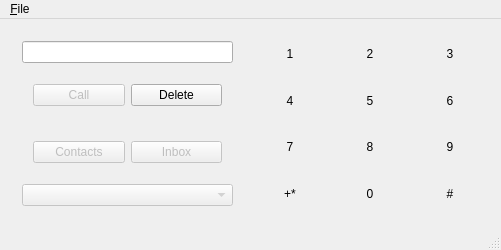
Before: the Qt Designer form src/MainWindow.ui in pratikmallya/qgvdial, drawn with Qt 5.
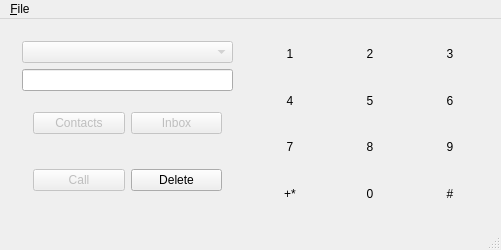
After: the same form once the commit is applied. Custom widgets are drawn as their Qt base class.

Commit message: -> Dial widget UI change: Drop down placement tries to match the phone dialer. -> sofia sip accounts may not all work like gizmo. Use the account name if I cannot find the number -> 10 pages history -> Don't abort immediately when getting new inbox items and I find an old item.

```diff
--- a/src/MainWindow.ui
+++ b/src/MainWindow.ui
@@ -275,9 +275,42 @@
       <item row="0" column="0">
        <widget class="QWidget" name="wgtDisplay" native="true">
         <layout class="QVBoxLayout" name="verticalLayout">
+         <item>
+          <widget class="QComboBox" name="cbDialMethod">
+           <property name="enabled">
+            <bool>false</bool>
+           </property>
+          </widget>
+         </item>
          <item>
           <widget class="QLineEdit" name="edNumber"/>
          </item>
+         <item>
+          <widget class="QWidget" name="widget_4" native="true">
+           <layout class="QHBoxLayout" name="horizontalLayout_3">
+            <item>
+             <widget class="QPushButton" name="btnContacts">
+              <property name="enabled">
+               <bool>false</bool>
+              </property>
+              <property name="text">
+               <string>Contacts</string>
+              </property>
+             </widget>
+            </item>
+            <item>
+             <widget class="QPushButton" name="btnHistory">
+              <property name="enabled">
+               <bool>false</bool>
+              </property>
+              <property name="text">
+               <string>Inbox</string>
+              </property>
+             </widget>
+            </item>
+           </layout>
+          </widget>
+         </item>
          <item>
           <widget class="QWidget" name="widget_3" native="true">
            <layout class="QHBoxLayout" name="horizontalLayout">
@@ -304,39 +337,6 @@
            </layout>
           </widget>
          </item>
-         <item>
-          <widget class="QWidget" name="widget_4" native="true">
-           <layout class="QHBoxLayout" name="horizontalLayout_3">
-            <item>
-             <widget class="QPushButton" name="btnContacts">
-              <property name="enabled">
-               <bool>false</bool>
-              </property>
-              <property name="text">
-               <string>Contacts</string>
-              </property>
-             </widget>
-            </item>
-            <item>
-             <widget class="QPushButton" name="btnHistory">
-              <property name="enabled">
-               <bool>false</bool>
-              </property>
-              <property name="text">
-               <string>Inbox</string>
-              </property>
-             </widget>
-            </item>
-           </layout>
-          </widget>
-         </item>
-         <item>
-          <widget class="QComboBox" name="cbDialMethod">
-           <property name="enabled">
-            <bool>false</bool>
-           </property>
-          </widget>
-         </item>
         </layout>
        </widget>
       </item>
```
Left out of the diff: 1 changed line with no effect on the pictures. The commit also changes 4 other files.
